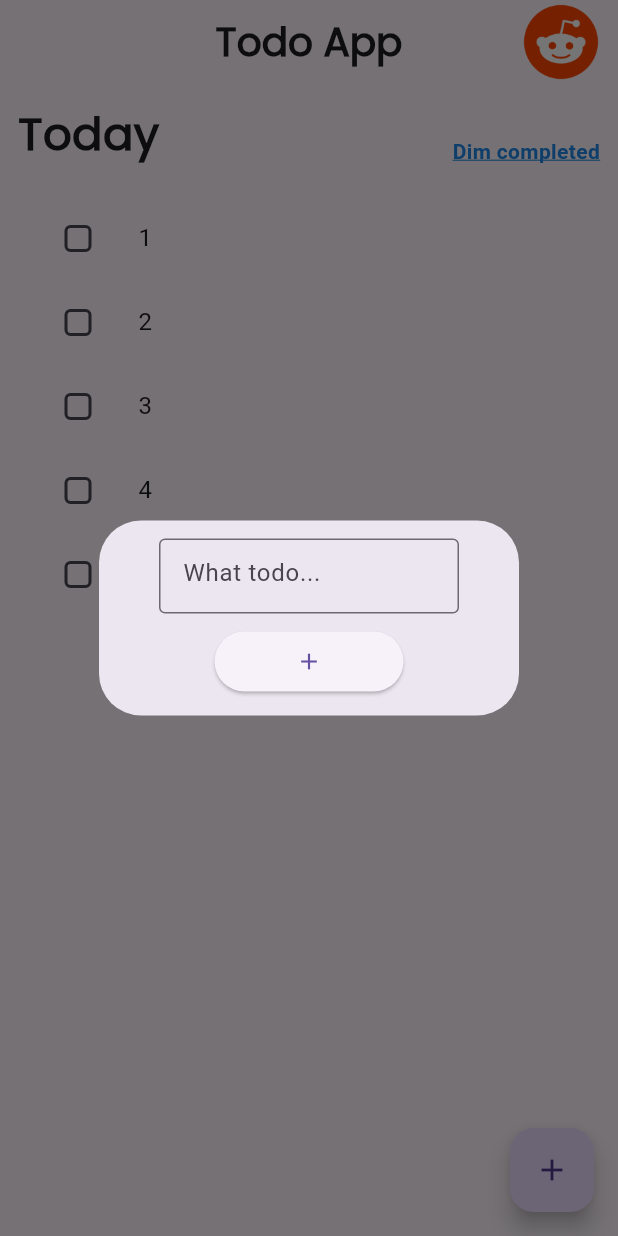
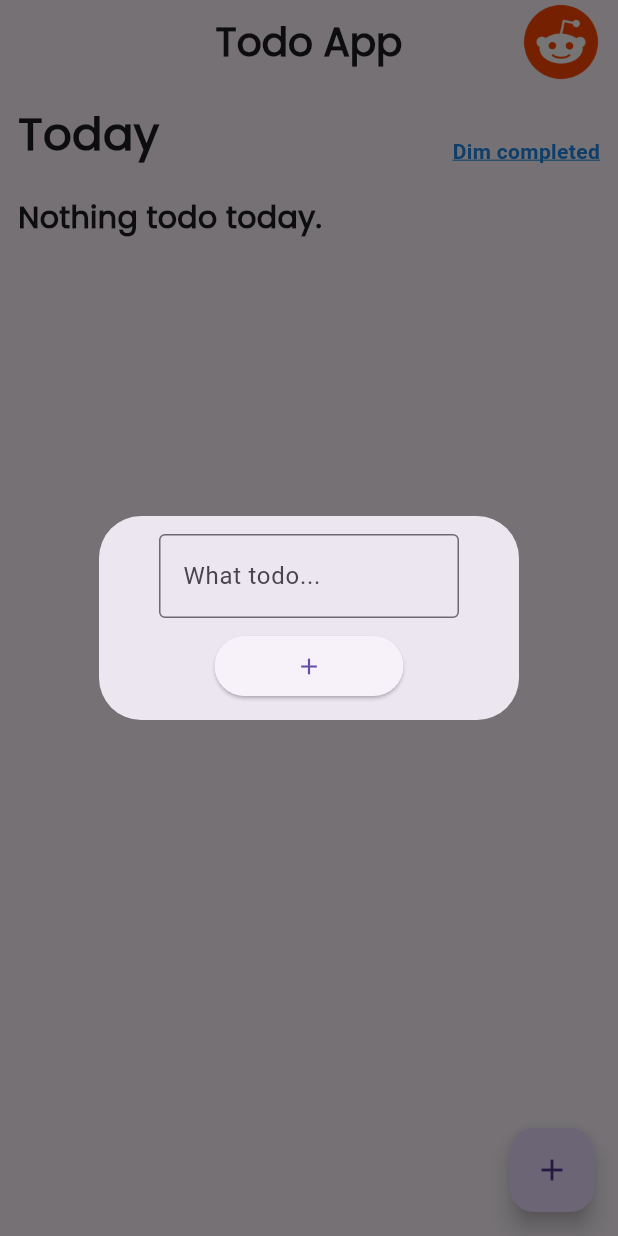
Before and after one commit to Bassam-A/flutter-todo-app, a Flutter app: the screen it shows after launch, after a tap on the "add" icon, on a phone screen of 412 x 824 dp. Run offline on Flutter 3.47's test engine with Material 3 defaults, Android fonts, the phone set to English and light mode, and no system bars; our stand-ins replace google_fonts.

Commit message:
fixed some bugs, added "Delete task" feature

```diff
--- a/lib/main.dart
+++ b/lib/main.dart
@@ -15,7 +15,7 @@ class MyApp extends StatelessWidget {
   @override
   Widget build(BuildContext context) {
     return MaterialApp(
-      title: 'الإبداع للإتصالات',
+      title: 'Todo app',
       debugShowCheckedModeBanner: false,
       // theme: Pallete.lightModeAppTheme,
       home: MainPage()
--- a/lib/screens/main.dart
+++ b/lib/screens/main.dart
@@ -14,13 +14,7 @@ class MainPage extends StatefulWidget {
 
 class _MainPageState extends State<MainPage> {
   final addTodoFieldController = TextEditingController();
-  List tasks = [
-    {"text": "1", "done": false},
-    {"text": "2", "done": false},
-    {"text": "3", "done": false},
-    {"text": "4", "done": false},
-    {"text": "5", "done": false},
-  ];
+  List tasks = [];
 
   bool hide_completed = false;
 
@@ -63,7 +57,15 @@ class _MainPageState extends State<MainPage> {
             height: 20,
           ),
           ListBody(
-            children: todoItems(),
+            children: tasks.length == 0
+                ? [
+                    Text(
+                      "Nothing todo today.",
+                      style: GoogleFonts.poppins(
+                          fontSize: 20, fontWeight: FontWeight.w600),
+                    )
+                  ]
+                : todoItems(),
           )
         ],
       ),
@@ -86,27 +88,37 @@ class _MainPageState extends State<MainPage> {
               children: [
                 SizedBox(
                   width: 200,
-                  height: 50,
                   child: TextField(
                     controller: addTodoFieldController,
+                    maxLines: null,
                     decoration: InputDecoration(
                       hintText: 'What todo...',
-                      focusedBorder: OutlineInputBorder(borderSide: BorderSide(width: 1, color: Colors.black54)),
-                      enabledBorder: OutlineInputBorder(borderSide: BorderSide(width: 1, color: Colors.black54)),
+                      focusedBorder: OutlineInputBorder(
+                          borderSide:
+                              BorderSide(width: 1, color: Colors.black54)),
+                      enabledBorder: OutlineInputBorder(
+                          borderSide:
+                              BorderSide(width: 1, color: Colors.black54)),
                     ),
                   ),
                 ),
-                SizedBox(height: 8,),
-                ElevatedButton(onPressed: (){
+                SizedBox(
+                  height: 8,
+                ),
+                ElevatedButton(
+                  onPressed: () {
                     Navigator.pop(context);
                     setState(() {
-                    tasks.add({"text":addTodoFieldController.text, "done":false});
+                      tasks.add(
+                          {"text": addTodoFieldController.text, "done": false});
                       addTodoFieldController.clear();
                     });
-                }, child: Padding(
+                  },
+                  child: Padding(
                     padding: const EdgeInsets.symmetric(horizontal: 30.0),
                     child: Icon(Icons.add),
-                ),),
+                  ),
+                ),
               ],
             ),
           ),
@@ -117,15 +129,15 @@ class _MainPageState extends State<MainPage> {
 
   List<Widget> todoItems() {
     List<Widget> items = [];
-    for (var task in tasks) {
+    for (int i = 0; i < tasks.length; i++) {
       // if(hide_completed && task['done']) continue;
-      items.add(todoItem(task));
+      items.add(todoItem(tasks[i], i));
     }
 
     return items;
   }
 
-  Widget todoItem(Map task) {
+  Widget todoItem(Map task, index) {
     bool visible = true;
     if (hide_completed && task['done']) visible = false;
 
@@ -143,6 +155,17 @@ class _MainPageState extends State<MainPage> {
           shape: RoundedRectangleBorder(borderRadius: BorderRadius.circular(4)),
         ),
         title: Text(task['text']),
+        trailing: IconButton(
+          onPressed: () {
+            setState(() {
+              tasks.removeAt(index);
+            });
+          },
+          icon: Icon(
+            Icons.delete,
+            color: Colors.red,
+          ),
+        ),
       ),
     );
   }
```
Lines whose indentation alone changed are shown as unchanged.
